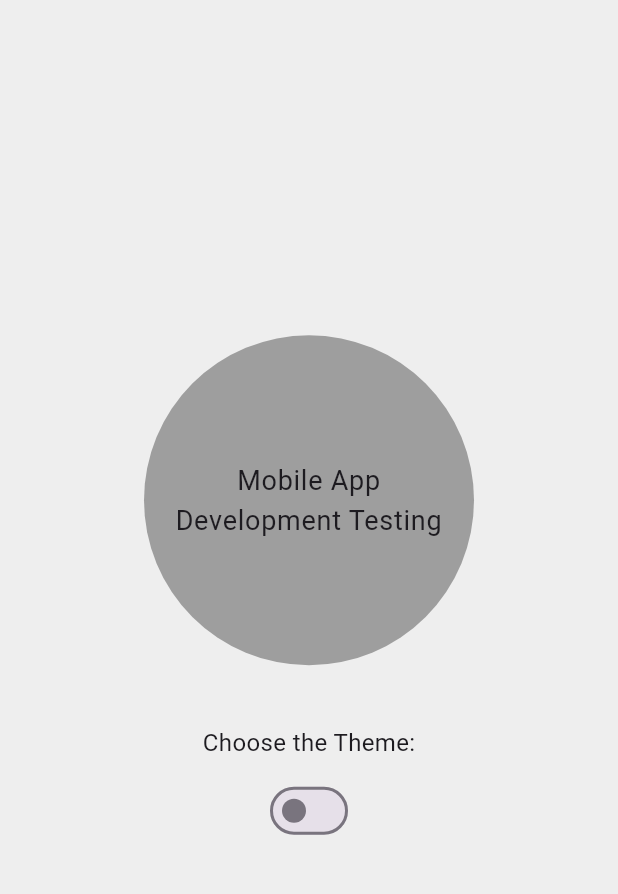
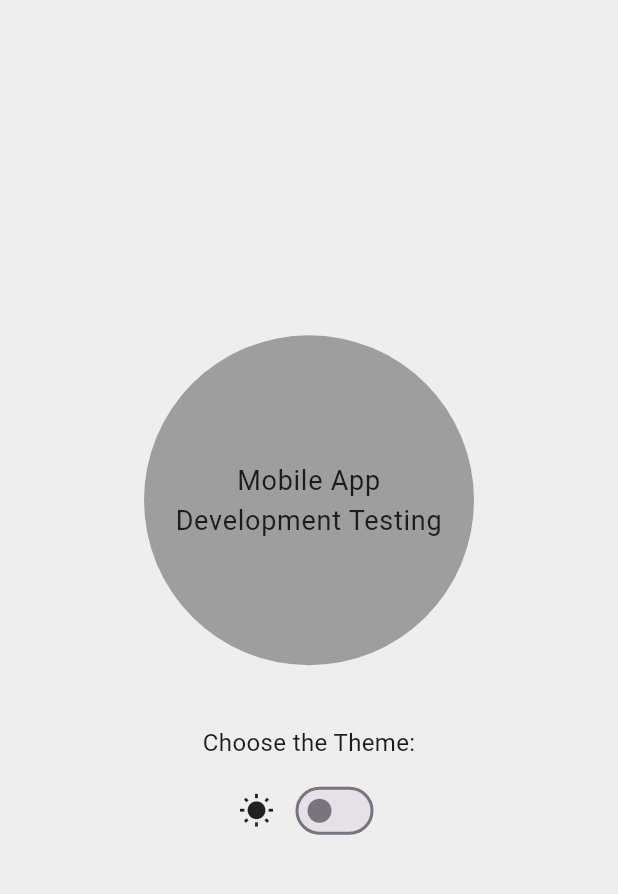
Before and after one commit to KenyNguyenn321/Activity_2_MAD, a Flutter app: the screen it shows after launch, on a phone screen of 412 x 824 dp, the part 84-978 px from its top. Run offline on Flutter 3.47's test engine with Material 3 defaults, Android fonts, the phone set to English and light mode, and no system bars.

Commit message:
task 4 changes
task 4 changes

```diff
--- a/incw02/lib/main.dart
+++ b/incw02/lib/main.dart
@@ -69,11 +69,22 @@ class _RunMyAppState extends State<RunMyApp> {
               const SizedBox(height: 20),
               const Text('Choose the Theme:', style: TextStyle(fontSize: 16)),
               const SizedBox(height: 10),
-              Switch(
-                value: _themeMode == ThemeMode.dark,
-                onChanged: (isDark) {
-                  changeTheme(isDark ? ThemeMode.dark : ThemeMode.light);
-                },
+              Row(
+                mainAxisAlignment: MainAxisAlignment.center,
+                children: [
+                  Icon(
+                    _themeMode == ThemeMode.dark
+                        ? Icons.nightlight_round
+                        : Icons.wb_sunny,
+                  ),
+                  const SizedBox(width: 10),
+                  Switch(
+                    value: _themeMode == ThemeMode.dark,
+                    onChanged: (isDark) {
+                      changeTheme(isDark ? ThemeMode.dark : ThemeMode.light);
+                    },
+                  ),
+                ],
               ),
             ],
           ),
```
